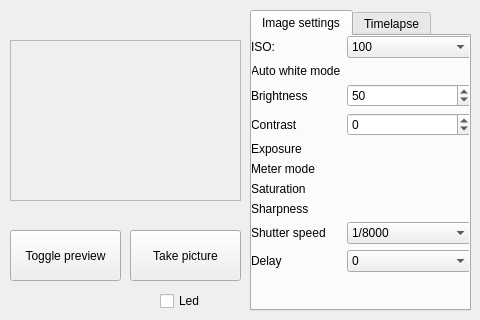
The window that mainwindow.ui (josepalos/picam) describes before a commit, drawn with Qt 5.
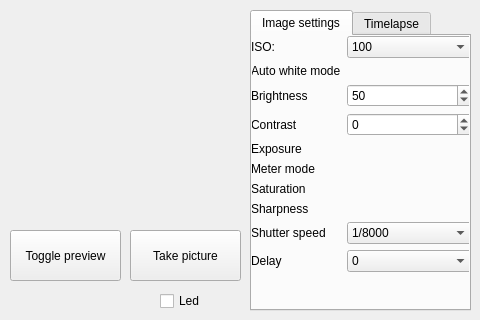
The same window after the commit. Custom widgets are drawn as their Qt base class.

Commit message: feat: created the ImgViewer widget, and moved the preview logic to this new widget

What changed in the file:
```diff
--- a/mainwindow.ui
+++ b/mainwindow.ui
@@ -40,35 +40,6 @@
      <string>Toggle preview</string>
     </property>
    </widget>
-   <widget class="QFrame" name="frameImg">
-    <property name="geometry">
-     <rect>
-      <x>10</x>
-      <y>40</y>
-      <width>231</width>
-      <height>161</height>
-     </rect>
-    </property>
-    <property name="frameShape">
-     <enum>QFrame::StyledPanel</enum>
-    </property>
-    <property name="frameShadow">
-     <enum>QFrame::Raised</enum>
-    </property>
-    <widget class="QLabel" name="labelImg">
-     <property name="geometry">
-      <rect>
-       <x>0</x>
-       <y>0</y>
-       <width>231</width>
-       <height>161</height>
-      </rect>
-     </property>
-     <property name="text">
-      <string/>
-     </property>
-    </widget>
-   </widget>
    <widget class="QTabWidget" name="tabWidget">
     <property name="geometry">
      <rect>
@@ -400,8 +371,26 @@
      <string>Led </string>
     </property>
    </widget>
+   <widget class="ImgViewer" name="widgetImgViewer" native="true">
+    <property name="geometry">
+     <rect>
+      <x>10</x>
+      <y>10</y>
+      <width>231</width>
+      <height>211</height>
+     </rect>
+    </property>
+   </widget>
   </widget>
  </widget>
+ <customwidgets>
+  <customwidget>
+   <class>ImgViewer</class>
+   <extends>QWidget</extends>
+   <header>img_viewer.h</header>
+   <container>1</container>
+  </customwidget>
+ </customwidgets>
  <resources/>
  <connections/>
 </ui>
```
The commit also changes 6 other files.
